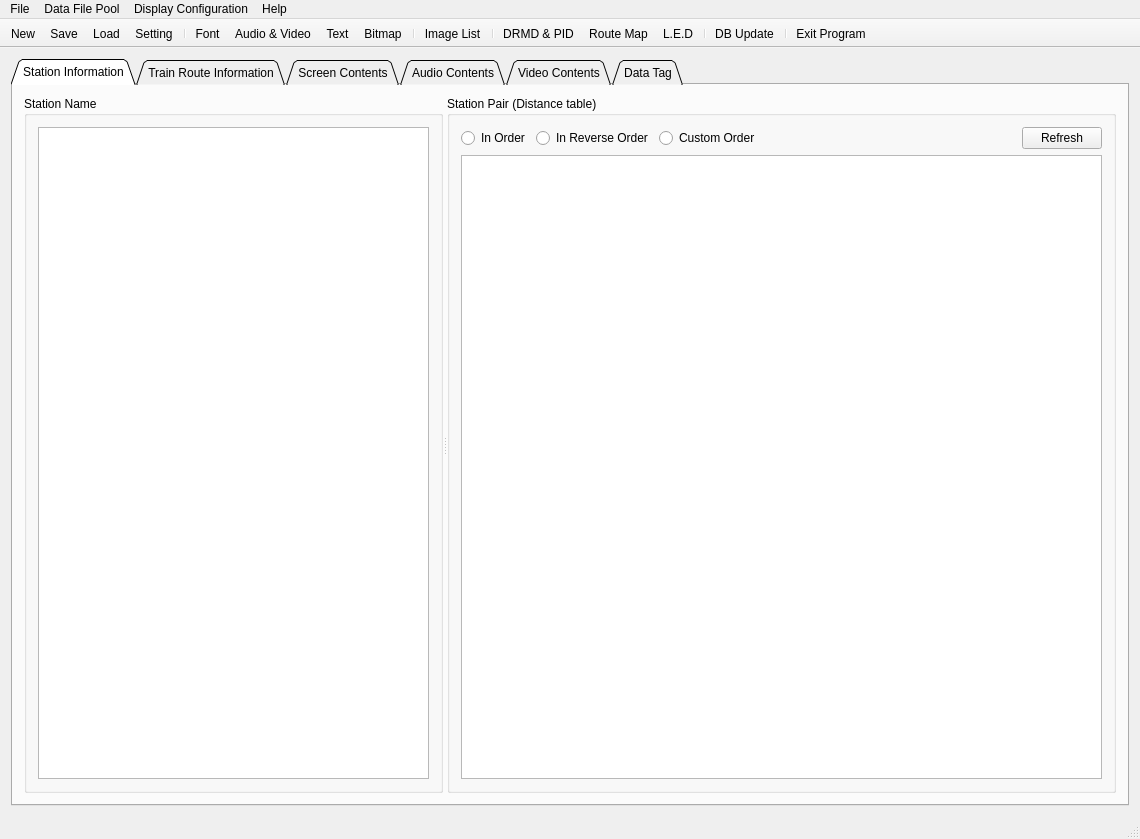
This is kvmrt2_media_editor/kvmrt2_media_editor.ui in gyongchae/MediaEditor as Qt 5 draws it before an edit. The edited form follows.
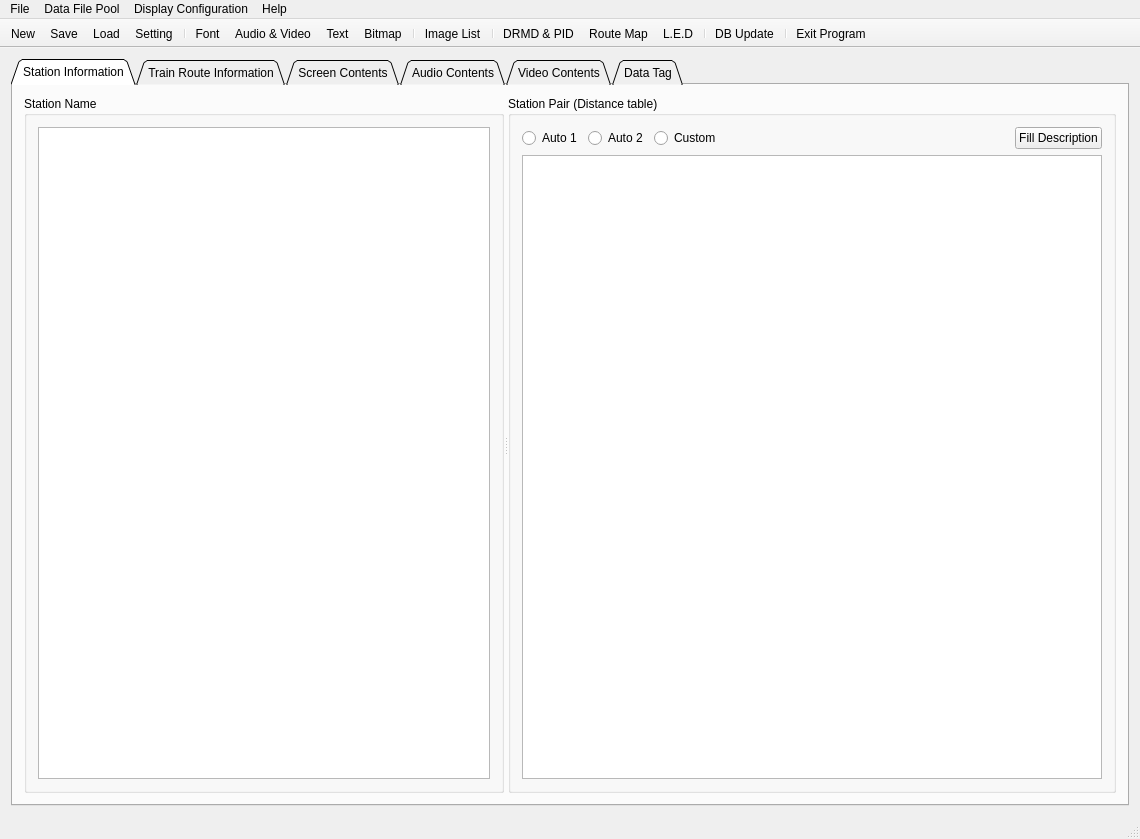
This is the edited form. The open tabs and pages were chosen to show the change. Icons and pictures are not drawn.

The edit to the form file:
```diff
--- a/kvmrt2_media_editor/kvmrt2_media_editor.ui
+++ b/kvmrt2_media_editor/kvmrt2_media_editor.ui
@@ -72,21 +72,21 @@
               <item>
                <widget class="QRadioButton" name="rbInOrder">
                 <property name="text">
-                 <string>In Order</string>
+                 <string>Auto 1</string>
                 </property>
                </widget>
               </item>
               <item>
                <widget class="QRadioButton" name="rbInReverseOrder">
                 <property name="text">
-                 <string>In Reverse Order</string>
+                 <string>Auto 2</string>
                 </property>
                </widget>
               </item>
               <item>
                <widget class="QRadioButton" name="rbCustomOrder">
                 <property name="text">
-                 <string>Custom Order</string>
+                 <string>Custom</string>
                 </property>
                </widget>
               </item>
@@ -106,7 +106,7 @@
               <item>
                <widget class="QPushButton" name="btnRefreshDistanceTable">
                 <property name="text">
-                 <string>Refresh</string>
+                 <string>Fill Description</string>
                 </property>
                </widget>
               </item>
```
Left out of the diff: 2 changed lines with no effect on the pictures.
